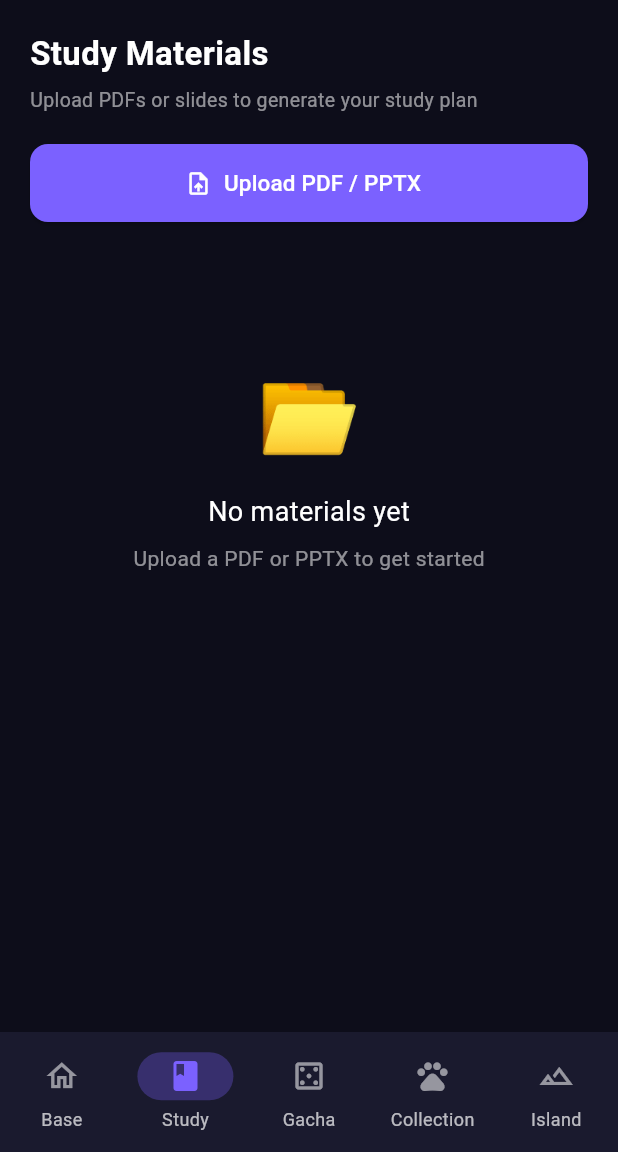
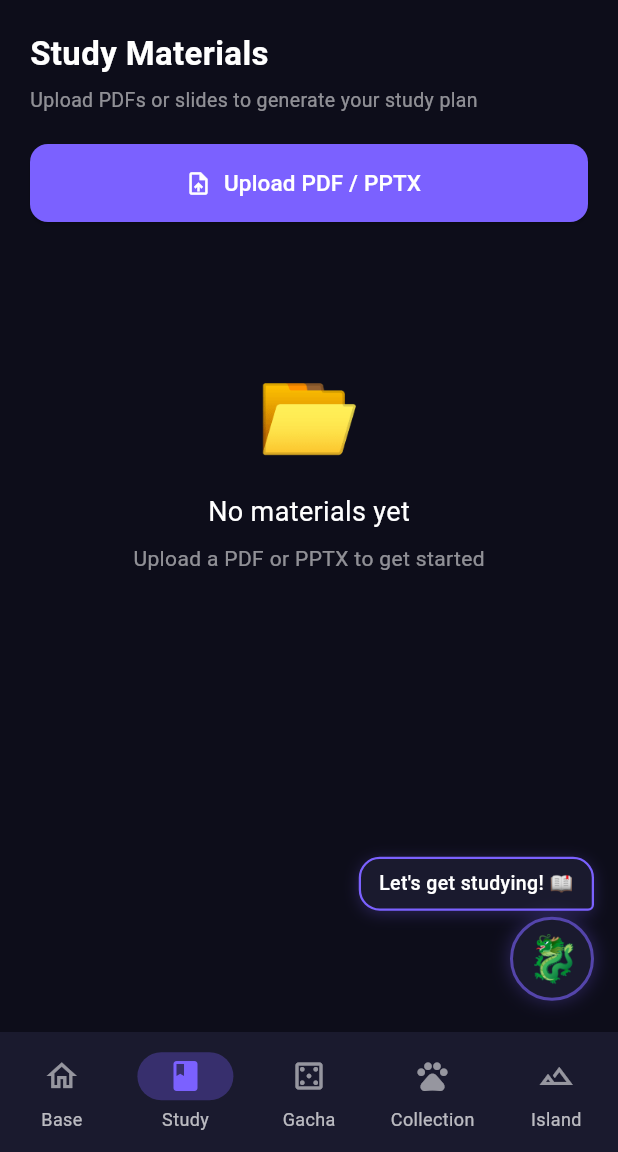
Before and after one commit to Ryanli-BP/Study-Quest, a Flutter app: the HomeScreen screen opened directly, item 2 of the bottom bar chosen, on a phone screen of 412 x 824 dp, the part 84-1236 px from its top. Run offline on Flutter 3.47's test engine with Material 3 defaults, Android fonts, the phone set to English and light mode, and no system bars; our stand-ins replace file_picker, flutter_markdown, shared_preferences; accounts and stored records are empty; network calls fail.

Commit message:
study improvement + companion bot right

```diff
--- a/frontend/lib/api/api_client.dart
+++ b/frontend/lib/api/api_client.dart
@@ -133,6 +133,31 @@ class ApiClient {
     return _handle(res);
   }
 
+  // Lessons
+  static Future<Map<String, dynamic>> getLesson(
+      int syllabusId, int topicNumber) async {
+    final res = await http.get(
+      Uri.parse('$_baseUrl/lessons/$syllabusId/$topicNumber'),
+      headers: _headers,
+    );
+    return _handle(res);
+  }
+
+  static Future<String> askQuestion(
+    int syllabusId,
+    int topicNumber,
+    String question,
+    List<Map<String, String>> history,
+  ) async {
+    final res = await http.post(
+      Uri.parse('$_baseUrl/lessons/$syllabusId/$topicNumber/ask'),
+      headers: _headers,
+      body: jsonEncode({'question': question, 'history': history}),
+    );
+    final data = _handle(res);
+    return data['answer'] as String;
+  }
+
   // Gacha
   static Future<Map<String, dynamic>> singlePull() async {
     final res = await http.post(
--- a/frontend/lib/screens/home/home_screen.dart
+++ b/frontend/lib/screens/home/home_screen.dart
@@ -1,3 +1,4 @@
+import 'dart:math';
 import 'package:flutter/material.dart';
 import 'package:provider/provider.dart';
 import '../../providers/auth_provider.dart';
@@ -60,7 +61,13 @@ class _HomeScreenState extends State<HomeScreen> {
           ),
         ],
       ),
-      body: _screens[_tab],
+      body: Stack(
+        fit: StackFit.expand,
+        children: [
+          _screens[_tab],
+          _TabCompanion(tabIndex: _tab),
+        ],
+      ),
       bottomNavigationBar: NavigationBar(
         backgroundColor: const Color(0xFF1A1A2E),
         selectedIndex: _tab,
@@ -88,6 +95,124 @@ class _HomeScreenState extends State<HomeScreen> {
               selectedIcon: Icon(Icons.landscape, color: Color(0xFF7B61FF)),
               label: 'Island'),
         ],
+      ),
+    );
+  }
+}
+
+// ---------------------------------------------------------------------------
+// Floating companion widget
+// ---------------------------------------------------------------------------
+
+const _tabMessages = [
+  "Welcome back, hero! 🏠",
+  "Let's get studying! 📖",
+  "Ready to pull? ✨",
+  "Check out your crew! 🐾",
+  "Adventure awaits! 🗺️",
+];
+
+class _TabCompanion extends StatefulWidget {
+  final int tabIndex;
+  const _TabCompanion({required this.tabIndex});
+
+  @override
+  State<_TabCompanion> createState() => _TabCompanionState();
+}
+
+class _TabCompanionState extends State<_TabCompanion>
+    with SingleTickerProviderStateMixin {
+  late final AnimationController _bob;
+
+  @override
+  void initState() {
+    super.initState();
+    _bob = AnimationController(
+      vsync: this,
+      duration: const Duration(seconds: 2),
+    )..repeat(reverse: true);
+  }
+
+  @override
+  void dispose() {
+    _bob.dispose();
+    super.dispose();
+  }
+
+  @override
+  Widget build(BuildContext context) {
+    final message = _tabMessages[widget.tabIndex];
+
+    return Positioned(
+      right: 16,
+      bottom: 16,
+      child: AnimatedBuilder(
+        animation: _bob,
+        builder: (context, child) {
+          final offset = sin(_bob.value * pi) * 5;
+          return Transform.translate(
+            offset: Offset(0, -offset),
+            child: child,
+          );
+        },
+        child: Column(
+          crossAxisAlignment: CrossAxisAlignment.end,
+          mainAxisSize: MainAxisSize.min,
+          children: [
+            // Speech bubble
+            Container(
+              constraints: const BoxConstraints(maxWidth: 180),
+              padding: const EdgeInsets.symmetric(horizontal: 12, vertical: 8),
+              decoration: BoxDecoration(
+                color: const Color(0xFF1A1A2E),
+                borderRadius: const BorderRadius.only(
+                  topLeft: Radius.circular(14),
+                  topRight: Radius.circular(14),
+                  bottomLeft: Radius.circular(14),
+                  bottomRight: Radius.circular(4),
+                ),
+                border: Border.all(color: const Color(0xFF7B61FF), width: 1.5),
+                boxShadow: [
+                  BoxShadow(
+                    color: const Color(0xFF7B61FF).withOpacity(0.25),
+                    blurRadius: 8,
+                    offset: const Offset(0, 2),
+                  ),
+                ],
+              ),
+              child: Text(
+                message,
+                style: const TextStyle(
+                  color: Colors.white,
+                  fontSize: 13,
+                  fontWeight: FontWeight.w500,
+                  height: 1.3,
+                ),
+              ),
+            ),
+            const SizedBox(height: 4),
+            // Companion emoji
+            Container(
+              width: 56,
+              height: 56,
+              decoration: BoxDecoration(
+                color: const Color(0xFF1A1A2E),
+                shape: BoxShape.circle,
+                border: Border.all(
+                    color: const Color(0xFF7B61FF).withOpacity(0.6), width: 2),
+                boxShadow: [
+                  BoxShadow(
+                    color: const Color(0xFF7B61FF).withOpacity(0.3),
+                    blurRadius: 10,
+                  ),
+                ],
+              ),
+              child: const Center(
+                child: Text('🐉', style: TextStyle(fontSize: 30)),
+              ),
+            ),
+          ],
+        ),
       ),
     );
   }
--- a/frontend/pubspec.yaml
+++ b/frontend/pubspec.yaml
@@ -17,6 +17,7 @@ dependencies:
   go_router: ^14.6.3
   google_fonts: ^6.2.1
   lottie: ^3.1.3
+  flutter_markdown: ^0.7.6
 
 dev_dependencies:
   flutter_test:
```
Also changed, not shown: frontend/lib/screens/study/lesson_screen.dart (added, +488 -0 lines), frontend/lib/screens/study/study_screen.dart (+27 -0 lines).
